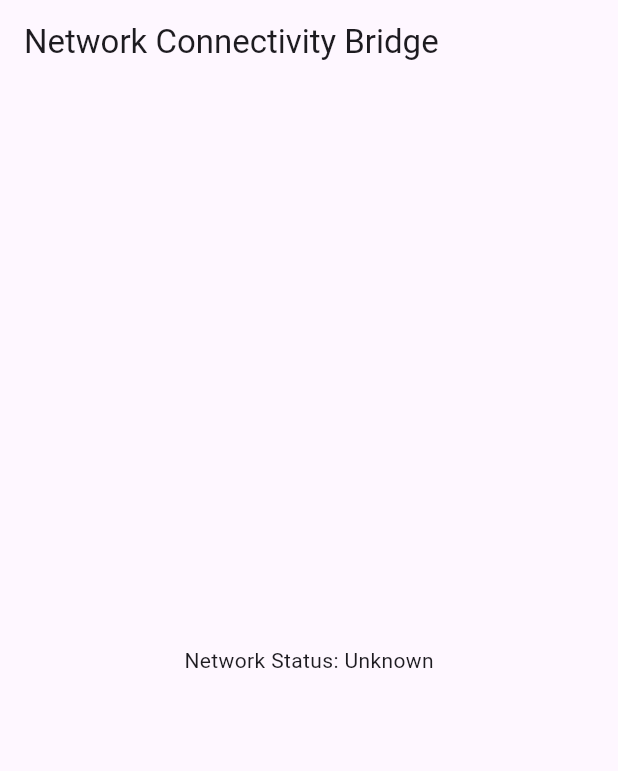
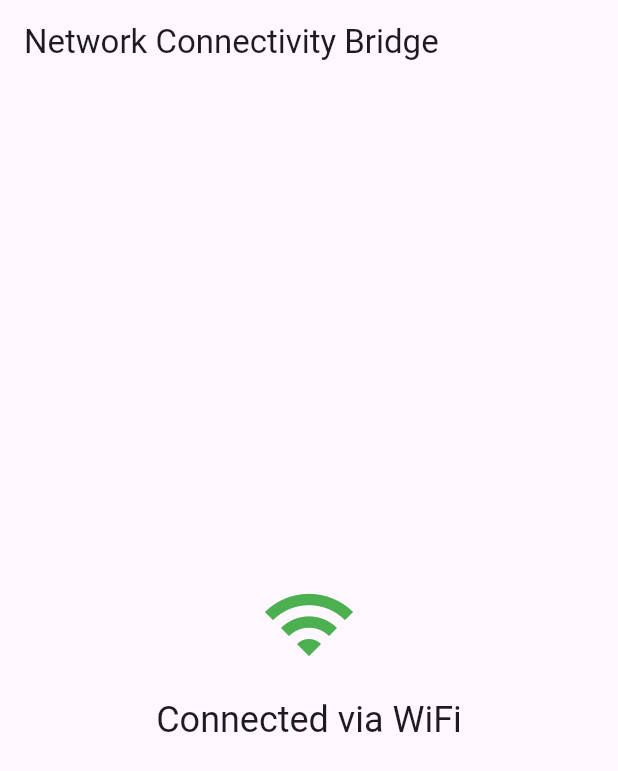
Before and after one commit to carlcy/network_connectivity_bridge, a Flutter app: the screen it shows after launch, on a phone screen of 412 x 824 dp. Shown: the top 771 px of the screen. Run offline on Flutter 3.47's test engine with Material 3 defaults, Android fonts, the phone set to English and light mode, and no system bars; our stand-ins replace connectivity_plus.

Commit message:
feat: 新增适配各平台文件

```diff
--- a/example/lib/main.dart
+++ b/example/lib/main.dart
@@ -6,28 +6,32 @@ import 'package:network_connectivity_bridge/network_connectivity_bridge.dart';
 
 void main() async {
   WidgetsFlutterBinding.ensureInitialized();
-  await NetworkConnectivityBridge.instance.initialize(); // 初始化放这里
+  await NetworkConnectivityBridge.instance.initialize();
 
-  runApp(MyApp());
+  runApp(const MyApp());
 }
 
 class MyApp extends StatelessWidget {
+  const MyApp({super.key});
+
   @override
   Widget build(BuildContext context) {
     return MaterialApp(
       title: 'Connectivity Bridge Demo',
-      home: Scaffold(
-        appBar: AppBar(title: Text('Network Connectivity Bridge')),
-        body: ConnectivityStatusWidget(),
+      theme: ThemeData(
+        primarySwatch: Colors.blue,
+        useMaterial3: true,
       ),
+      home: const ConnectivityStatusWidget(),
     );
   }
 }
 
 class ConnectivityStatusWidget extends StatefulWidget {
+  const ConnectivityStatusWidget({super.key});
+
   @override
-  State<ConnectivityStatusWidget> createState() =>
-      _ConnectivityStatusWidgetState();
+  State<ConnectivityStatusWidget> createState() => _ConnectivityStatusWidgetState();
 }
 
 class _ConnectivityStatusWidgetState extends State<ConnectivityStatusWidget> {
@@ -37,8 +41,13 @@ class _ConnectivityStatusWidgetState extends State<ConnectivityStatusWidget> {
   @override
   void initState() {
     super.initState();
+    _updateStatus(NetworkConnectivityBridge.instance.currentStatus);
     _subscription = NetworkConnectivityBridge.instance.onConnectivityChanged
-        .listen((results) {
+        .listen(_updateStatus);
+  }
+
+  void _updateStatus(List<ConnectivityResult>? results) {
+    if (results == null) return;
     setState(() {
       if (results.contains(ConnectivityResult.wifi)) {
         _status = 'Connected via WiFi';
@@ -47,7 +56,6 @@ class _ConnectivityStatusWidgetState extends State<ConnectivityStatusWidget> {
       } else {
         _status = 'No Internet Connection';
       }
-      });
     });
   }
 
@@ -59,6 +67,27 @@ class _ConnectivityStatusWidgetState extends State<ConnectivityStatusWidget> {
 
   @override
   Widget build(BuildContext context) {
-    return Center(child: Text('Network Status: $_status'));
+    return Scaffold(
+      appBar: AppBar(
+        title: const Text('Network Connectivity Bridge'),
+      ),
+      body: Center(
+        child: Column(
+          mainAxisAlignment: MainAxisAlignment.center,
+          children: [
+            Icon(
+              _status.contains('Connected') ? Icons.wifi : Icons.wifi_off,
+              size: 64,
+              color: _status.contains('Connected') ? Colors.green : Colors.red,
+            ),
+            const SizedBox(height: 16),
+            Text(
+              _status,
+              style: Theme.of(context).textTheme.headlineSmall,
+            ),
+          ],
+        ),
+      ),
+    );
   }
 }
--- a/lib/network_connectivity_bridge.dart
+++ b/lib/network_connectivity_bridge.dart
@@ -10,12 +10,12 @@ class NetworkConnectivityBridge {
   NetworkConnectivityBridge._internal();
 
   static final NetworkConnectivityBridge instance =
-      NetworkConnectivityBridge._internal();
+  NetworkConnectivityBridge._internal();
 
   final Connectivity _connectivity = Connectivity();
 
   final StreamController<List<ConnectivityResult>> _controller =
-      StreamController<List<ConnectivityResult>>.broadcast();
+  StreamController<List<ConnectivityResult>>.broadcast();
 
   bool _initialized = false;
 
--- a/pubspec.yaml
+++ b/pubspec.yaml
@@ -32,3 +32,9 @@ flutter:
       web:
         pluginClass: NetworkConnectivityBridgeWeb
         fileName: network_connectivity_bridge_web.dart
+      macos:
+        pluginClass: NetworkConnectivityBridgePlugin
+      windows:
+        pluginClass: NetworkConnectivityBridgePlugin
+      linux:
+        pluginClass: NetworkConnectivityBridgePlugin
```
Also changed, not shown: lib/network_connectivity_bridge_method_channel.dart (deleted, +0 -19 lines), lib/network_connectivity_bridge_platform_interface.dart (deleted, +0 -30 lines), lib/network_connectivity_bridge_web.dart (deleted, +0 -26 lines), 15 other files. Lines whose indentation alone changed are shown as unchanged.
